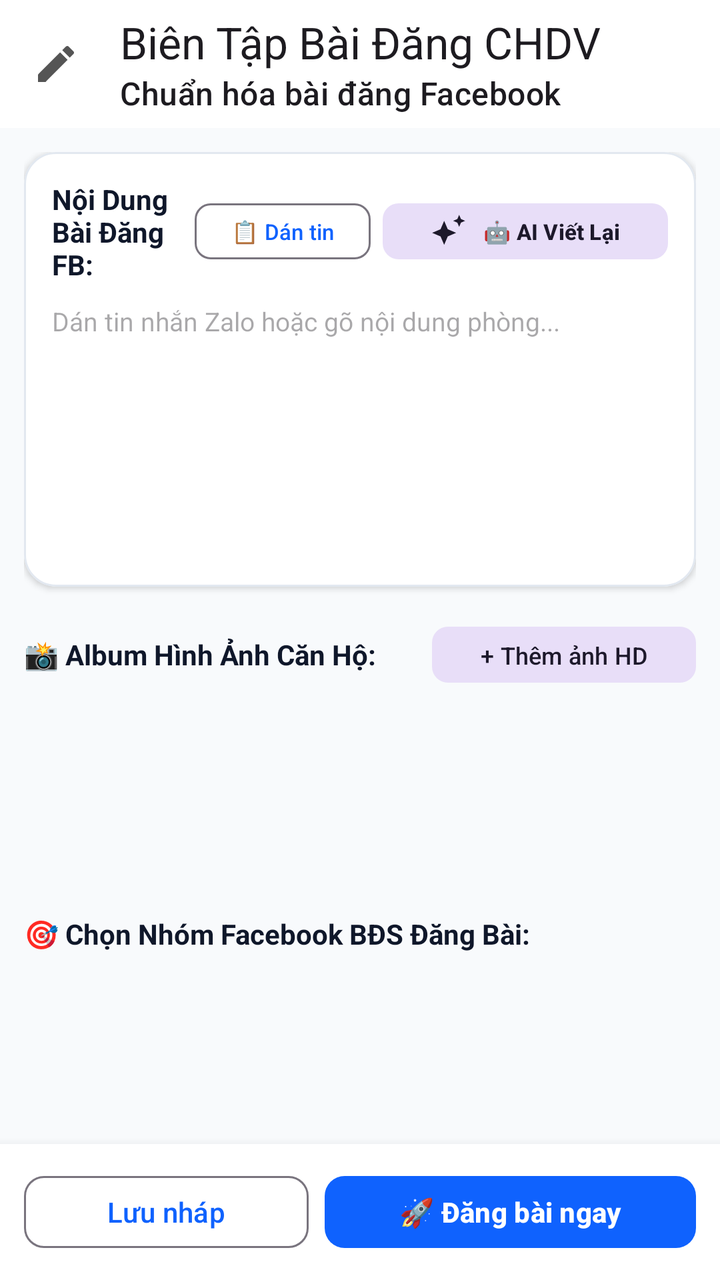
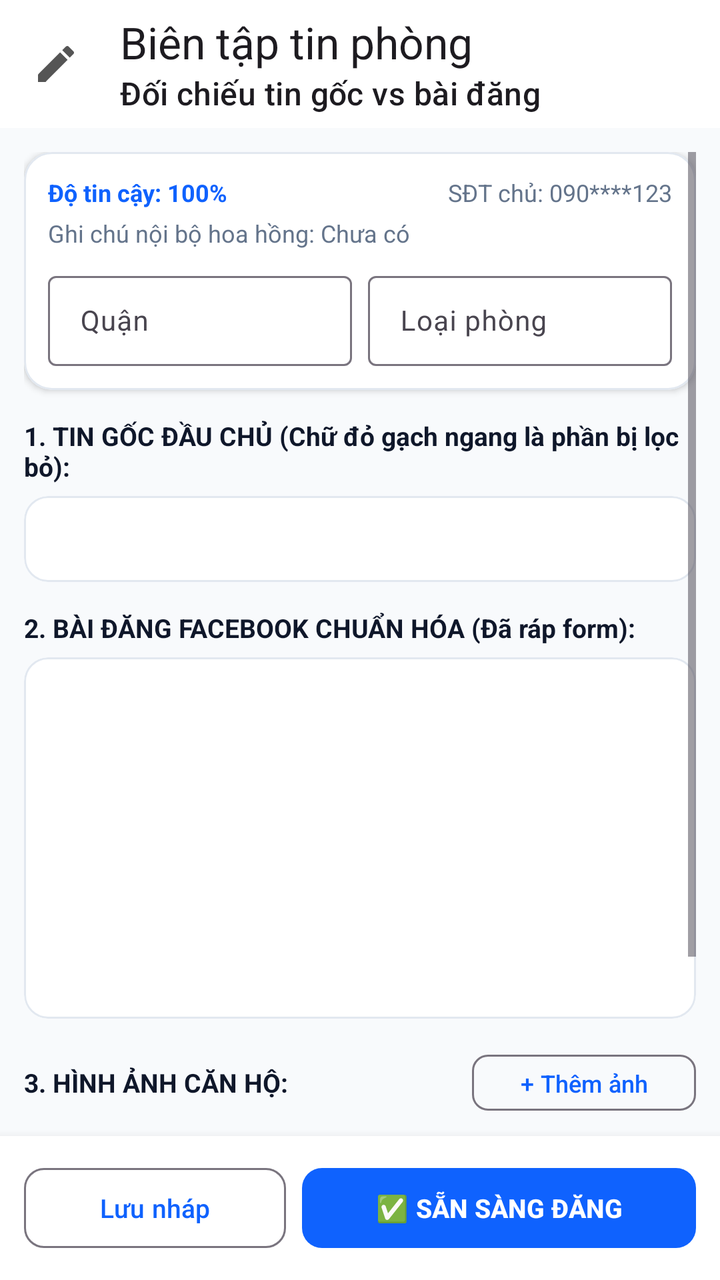

Two renders of the same Android screen: before a commit and after it. Below are the layout's source before the change and the commit's diff.
<!-- AndroidManifest.xml: application theme Theme.Z2FBPostManager -->
<!-- res/layout/activity_post_editor.xml -->
<?xml version="1.0" encoding="utf-8"?>
<LinearLayout 
    xmlns:android="http://schemas.android.com/apk/res/android"
    xmlns:app="http://schemas.android.com/apk/res-auto"
    android:layout_width="match_parent"
    android:layout_height="match_parent"
    android:orientation="vertical"
    android:background="@color/background">

    <com.google.android.material.appbar.MaterialToolbar
        android:id="@+id/toolbar_editor"
        android:layout_width="match_parent"
        android:layout_height="?attr/actionBarSize"
        android:background="@color/surface"
        app:title="Biên Tập Bài Đăng CHDV"
        app:subtitle="Chuẩn hóa bài đăng Facebook"
        app:navigationIcon="@drawable/ic_edit" />

    <ScrollView
        android:layout_width="match_parent"
        android:layout_height="0dp"
        android:layout_weight="1"
        android:padding="12dp">

        <LinearLayout
            android:layout_width="match_parent"
            android:layout_height="wrap_content"
            android:orientation="vertical">

            
            <com.google.android.material.card.MaterialCardView
                android:layout_width="match_parent"
                android:layout_height="wrap_content"
                app:cardCornerRadius="16dp"
                app:cardElevation="2dp"
                app:strokeWidth="1dp"
                app:strokeColor="@color/divider"
                app:cardBackgroundColor="@color/surface">

                <LinearLayout
                    android:layout_width="match_parent"
                    android:layout_height="wrap_content"
                    android:orientation="vertical"
                    android:padding="14dp">

                    <LinearLayout
                        android:layout_width="match_parent"
                        android:layout_height="wrap_content"
                        android:orientation="horizontal"
                        android:gravity="center_vertical">

                        <TextView
                            android:layout_width="0dp"
                            android:layout_height="wrap_content"
                            android:layout_weight="1"
                            android:text="Nội Dung Bài Đăng FB:"
                            android:textStyle="bold"
                            android:textSize="14sp"
                            android:textColor="@color/text_primary" />

                        <com.google.android.material.button.MaterialButton
                            android:id="@+id/btn_paste_clipboard"
                            android:layout_width="wrap_content"
                            android:layout_height="36dp"
                            android:text="📋 Dán tin"
                            android:textSize="11sp"
                            android:paddingHorizontal="8dp"
                            style="@style/Widget.Material3.Button.OutlinedButton"
                            app:cornerRadius="8dp" />

                        <com.google.android.material.button.MaterialButton
                            android:id="@+id/btn_apply_rules"
                            android:layout_width="wrap_content"
                            android:layout_height="36dp"
                            android:layout_marginStart="6dp"
                            android:text="🤖 AI Viết Lại"
                            android:textSize="11sp"
                            android:textStyle="bold"
                            app:icon="@drawable/ic_sparkle"
                            app:cornerRadius="8dp"
                            style="@style/Widget.Material3.Button.TonalButton" />
                    </LinearLayout>

                    <EditText
                        android:id="@+id/et_caption"
                        android:layout_width="match_parent"
                        android:layout_height="wrap_content"
                        android:layout_marginTop="10dp"
                        android:minLines="7"
                        android:gravity="top"
                        android:background="@null"
                        android:hint="Dán tin nhắn Zalo hoặc gõ nội dung phòng..."
                        android:textSize="13sp"
                        android:lineSpacingMultiplier="1.2"
                        android:textColor="@color/text_primary" />

                </LinearLayout>
            </com.google.android.material.card.MaterialCardView>

            
            <LinearLayout
                android:layout_width="match_parent"
                android:layout_height="wrap_content"
                android:orientation="horizontal"
                android:gravity="center_vertical"
                android:layout_marginTop="16dp"
                android:layout_marginBottom="6dp">

                <TextView
                    android:layout_width="0dp"
                    android:layout_height="wrap_content"
                    android:layout_weight="1"
                    android:text="📸 Album Hình Ảnh Căn Hộ:"
                    android:textStyle="bold"
                    android:textSize="14sp"
                    android:textColor="@color/text_primary" />

                <com.google.android.material.button.MaterialButton
                    android:id="@+id/btn_pick_images"
                    android:layout_width="wrap_content"
                    android:layout_height="36dp"
                    android:text="+ Thêm ảnh HD"
                    android:textSize="12sp"
                    app:cornerRadius="8dp"
                    style="@style/Widget.Material3.Button.TonalButton" />
            </LinearLayout>

            <androidx.recyclerview.widget.RecyclerView
                android:id="@+id/rv_editor_images"
                android:layout_width="match_parent"
                android:layout_height="90dp"
                android:orientation="horizontal" />

            
            <TextView
                android:layout_width="wrap_content"
                android:layout_height="wrap_content"
                android:layout_marginTop="16dp"
                android:layout_marginBottom="6dp"
                android:text="🎯 Chọn Nhóm Facebook BĐS Đăng Bài:"
                android:textStyle="bold"
                android:textSize="14sp"
                android:textColor="@color/text_primary" />

            <androidx.recyclerview.widget.RecyclerView
                android:id="@+id/rv_editor_groups"
                android:layout_width="match_parent"
                android:layout_height="wrap_content"
                android:nestedScrollingEnabled="false" />

        </LinearLayout>
    </ScrollView>

    
    <LinearLayout
        android:layout_width="match_parent"
        android:layout_height="wrap_content"
        android:orientation="horizontal"
        android:padding="12dp"
        android:background="@color/surface"
        android:elevation="8dp">

        <com.google.android.material.button.MaterialButton
            android:id="@+id/btn_editor_save_draft"
            android:layout_width="0dp"
            android:layout_height="44dp"
            android:layout_weight="1"
            android:text="Lưu nháp"
            style="@style/Widget.Material3.Button.OutlinedButton"
            app:cornerRadius="10dp" />

        <com.google.android.material.button.MaterialButton
            android:id="@+id/btn_editor_post_now"
            android:layout_width="0dp"
            android:layout_height="44dp"
            android:layout_weight="1.3"
            android:layout_marginStart="8dp"
            android:text="🚀 Đăng bài ngay"
            android:textStyle="bold"
            app:backgroundTint="@color/primary"
            app:cornerRadius="10dp" />
    </LinearLayout>

</LinearLayout>
<!-- resources referenced by this layout -->
<resources>
  <color name="background">#F8FAFC</color>
  <color name="divider">#E2E8F0</color>
  <color name="primary">#0F62FE</color>
  <color name="surface">#FFFFFF</color>
  <color name="text_primary">#0F172A</color>
  <!-- drawable ic_edit (drawable) -->
  <vector xmlns:android="http://schemas.android.com/apk/res/android"
      android:width="24dp"
      android:height="24dp"
      android:viewportWidth="24"
      android:viewportHeight="24">
    <path
        android:fillColor="#555555"
        android:pathData="M3,17.25V21h3.75L17.81,9.94l-3.75,-3.75L3,17.25zM20.71,7.04c0.39,-0.39 0.39,-1.02 0,-1.41l-2.34,-2.34c-0.39,-0.39 -1.02,-0.39 -1.41,0l-1.83,1.83 3.75,3.75 1.83,-1.83z"/>
  </vector>
  <!-- drawable ic_sparkle (drawable) -->
  <vector xmlns:android="http://schemas.android.com/apk/res/android"
      android:width="24dp"
      android:height="24dp"
      android:viewportWidth="24"
      android:viewportHeight="24">
    <path
        android:fillColor="@color/price_tag"
        android:pathData="M9,21l-2.4,-5.6L1,13l5.6,-2.4L9,5l2.4,5.6L17,13l-5.6,2.4L9,21zM19,9l-1.2,-2.8L15,5l2.8,-1.2L19,1l1.2,2.8L23,5l-2.8,1.2L19,9z"/>
  </vector>
  <style name="Theme.Z2FBPostManager" parent="Theme.Material3.DayNight.NoActionBar">
          
          <item name="colorPrimary">@color/primary</item>
          <item name="colorOnPrimary">@color/on_primary</item>
          <item name="colorSecondary">@color/secondary</item>
          <item name="android:statusBarColor">@color/surface</item>
          <item name="android:windowLightStatusBar">true</item>
          <item name="android:navigationBarColor">@color/surface</item>
      </style>
  <color name="price_tag">#D97706</color>
  <color name="on_primary">#FFFFFF</color>
  <color name="secondary">#0D9488</color>
</resources>

<!-- the commit's change to res/layout/activity_post_editor.xml (unified diff, before → after) -->
@@ -1,20 +1,42 @@
 <?xml version="1.0" encoding="utf-8"?>
-<LinearLayout 
-    xmlns:android="http://schemas.android.com/apk/res/android"
+<LinearLayout xmlns:android="http://schemas.android.com/apk/res/android"
     xmlns:app="http://schemas.android.com/apk/res-auto"
     android:layout_width="match_parent"
     android:layout_height="match_parent"
     android:orientation="vertical"
     android:background="@color/background">
 
+    
     <com.google.android.material.appbar.MaterialToolbar
         android:id="@+id/toolbar_editor"
         android:layout_width="match_parent"
         android:layout_height="?attr/actionBarSize"
         android:background="@color/surface"
-        app:title="Biên Tập Bài Đăng CHDV"
-        app:subtitle="Chuẩn hóa bài đăng Facebook"
+        app:title="Biên tập tin phòng"
+        app:subtitle="Đối chiếu tin gốc vs bài đăng"
         app:navigationIcon="@drawable/ic_edit" />
+
+    
+    <LinearLayout
+        android:id="@+id/banner_safety_violation"
+        android:layout_width="match_parent"
+        android:layout_height="wrap_content"
+        android:orientation="horizontal"
+        android:background="@color/error"
+        android:padding="10dp"
+        android:gravity="center_vertical"
+        android:visibility="gone">
+
+        <TextView
+            android:id="@+id/tv_safety_violation_msg"
+            android:layout_width="0dp"
+            android:layout_height="wrap_content"
+            android:layout_weight="1"
+            android:textColor="@color/white"
+            android:textSize="13sp"
+            android:textStyle="bold"
+            android:text="CẢNH BÁO: Phát hiện thông tin hoa hồng hoặc SĐT còn sót lại!" />
+    </LinearLayout>
 
     <ScrollView
         android:layout_width="match_parent"
@@ -31,17 +53,17 @@
             <com.google.android.material.card.MaterialCardView
                 android:layout_width="match_parent"
                 android:layout_height="wrap_content"
-                app:cardCornerRadius="16dp"
+                app:cardCornerRadius="14dp"
                 app:cardElevation="2dp"
+                app:cardBackgroundColor="@color/surface"
                 app:strokeWidth="1dp"
-                app:strokeColor="@color/divider"
-                app:cardBackgroundColor="@color/surface">
+                app:strokeColor="@color/divider">
 
                 <LinearLayout
                     android:layout_width="match_parent"
                     android:layout_height="wrap_content"
                     android:orientation="vertical"
-                    android:padding="14dp">
+                    android:padding="12dp">
 
                     <LinearLayout
                         android:layout_width="match_parent"
@@ -50,103 +72,169 @@
                         android:gravity="center_vertical">
 
                         <TextView
+                            android:id="@+id/tv_editor_confidence"
+                            android:layout_width="wrap_content"
+                            android:layout_height="wrap_content"
+                            android:text="Độ tin cậy: 100%"
+                            android:textSize="12sp"
+                            android:textStyle="bold"
+                            android:textColor="@color/primary" />
+
+                        <View
                             android:layout_width="0dp"
-                            android:layout_height="wrap_content"
-                            android:layout_weight="1"
-                            android:text="Nội Dung Bài Đăng FB:"
-                            android:textStyle="bold"
-                            android:textSize="14sp"
-                            android:textColor="@color/text_primary" />
-
-                        <com.google.android.material.button.MaterialButton
-                            android:id="@+id/btn_paste_clipboard"
+                            android:layout_height="1dp"
+                            android:layout_weight="1" />
+
+                        <TextView
+                            android:id="@+id/tv_editor_owner_phone"
                             android:layout_width="wrap_content"
-                            android:layout_height="36dp"
-                            android:text="📋 Dán tin"
-                            android:textSize="11sp"
-                            android:paddingHorizontal="8dp"
-                            style="@style/Widget.Material3.Button.OutlinedButton"
-                            app:cornerRadius="8dp" />
-
-                        <com.google.android.material.button.MaterialButton
-                            android:id="@+id/btn_apply_rules"
-                            android:layout_width="wrap_content"
-                            android:layout_height="36dp"
-                            android:layout_marginStart="6dp"
-                            android:text="🤖 AI Viết Lại"
-                            android:textSize="11sp"
-                            android:textStyle="bold"
-                            app:icon="@drawable/ic_sparkle"
-                            app:cornerRadius="8dp"
-                            style="@style/Widget.Material3.Button.TonalButton" />
+                            android:layout_height="wrap_content"
+                            android:text="SĐT chủ: 090****123"
+                            android:textSize="12sp"
+                            android:textColor="@color/text_secondary" />
                     </LinearLayout>
 
-                    <EditText
-                        android:id="@+id/et_caption"
+                    <TextView
+                        android:id="@+id/tv_editor_commission_note"
                         android:layout_width="match_parent"
                         android:layout_height="wrap_content"
-                        android:layout_marginTop="10dp"
-                        android:minLines="7"
-                        android:gravity="top"
-                        android:background="@null"
-                        android:hint="Dán tin nhắn Zalo hoặc gõ nội dung phòng..."
-                        android:textSize="13sp"
-                        android:lineSpacingMultiplier="1.2"
-                        android:textColor="@color/text_primary" />
+                        android:layout_marginTop="4dp"
+                        android:text="Ghi chú nội bộ hoa hồng: Chưa có"
+                        android:textSize="12sp"
+                        android:textColor="@color/text_secondary" />
+
+                    
+                    <LinearLayout
+                        android:layout_width="match_parent"
+                        android:layout_height="wrap_content"
+                        android:layout_marginTop="8dp"
+                        android:orientation="horizontal">
+
+                        <com.google.android.material.textfield.TextInputLayout
+                            android:layout_width="0dp"
+                            android:layout_height="wrap_content"
+                            android:layout_weight="1"
+                            android:hint="Quận"
+                            style="@style/Widget.Material3.TextInputLayout.OutlinedBox.Dense">
+                            <com.google.android.material.textfield.TextInputEditText
+                                android:id="@+id/et_district"
+                                android:layout_width="match_parent"
+                                android:layout_height="wrap_content"
+                                android:textSize="14sp" />
+                        </com.google.android.material.textfield.TextInputLayout>
+
+                        <com.google.android.material.textfield.TextInputLayout
+                            android:layout_width="0dp"
+                            android:layout_height="wrap_content"
+                            android:layout_weight="1"
+                            android:layout_marginStart="8dp"
+                            android:hint="Loại phòng"
+                            style="@style/Widget.Material3.TextInputLayout.OutlinedBox.Dense">
+                            <com.google.android.material.textfield.TextInputEditText
+                                android:id="@+id/et_room_type"
+                                android:layout_width="match_parent"
+                                android:layout_height="wrap_content"
+                                android:textSize="14sp" />
+                        </com.google.android.material.textfield.TextInputLayout>
+                    </LinearLayout>
 
                 </LinearLayout>
             </com.google.android.material.card.MaterialCardView>
 
             
+            <TextView
+                android:layout_width="wrap_content"
+                android:layout_height="wrap_content"
+                android:layout_marginTop="14dp"
+                android:text="1. TIN GỐC ĐẦU CHỦ (Chữ đỏ gạch ngang là phần bị lọc bỏ):"
+                android:textSize="13sp"
+                android:textStyle="bold"
+                android:textColor="@color/text_primary" />
+
+            <com.google.android.material.card.MaterialCardView
+                android:layout_width="match_parent"
+                android:layout_height="wrap_content"
+                android:layout_marginTop="6dp"
+                app:cardCornerRadius="12dp"
+                app:cardBackgroundColor="@color/surface"
+                app:strokeWidth="1dp"
+                app:strokeColor="@color/divider">
+
+                <TextView
+                    android:id="@+id/tv_raw_highlighted"
+                    android:layout_width="match_parent"
+                    android:layout_height="wrap_content"
+                    android:padding="12dp"
+                    android:textSize="14sp"
+                    android:lineSpacingMultiplier="1.2"
+                    android:textColor="@color/text_primary" />
+            </com.google.android.material.card.MaterialCardView>
+
+            
+            <TextView
+                android:layout_width="wrap_content"
+                android:layout_height="wrap_content"
+                android:layout_marginTop="14dp"
+                android:text="2. BÀI ĐĂNG FACEBOOK CHUẨN HÓA (Đã ráp form):"
+                android:textSize="13sp"
+                android:textStyle="bold"
+                android:textColor="@color/text_primary" />
+
+            <com.google.android.material.card.MaterialCardView
+                android:layout_width="match_parent"
+                android:layout_height="wrap_content"
+                android:layout_marginTop="6dp"
+                app:cardCornerRadius="12dp"
+                app:cardBackgroundColor="@color/surface"
+                app:strokeWidth="1dp"
+                app:strokeColor="@color/divider">
+
+                <EditText
+                    android:id="@+id/et_rendered_text"
+                    android:layout_width="match_parent"
+                    android:layout_height="wrap_content"
+                    android:minLines="8"
+                    android:gravity="top"
+                    android:padding="12dp"
+                    android:background="@null"
+                    android:textSize="14sp"
+                    android:lineSpacingMultiplier="1.2"
+                    android:textColor="@color/text_primary" />
+            </com.google.android.material.card.MaterialCardView>
+
+            
             <LinearLayout
                 android:layout_width="match_parent"
                 android:layout_height="wrap_content"
+                android:layout_marginTop="14dp"
                 android:orientation="horizontal"
-                android:gravity="center_vertical"
-                android:layout_marginTop="16dp"
-                android:layout_marginBottom="6dp">
+                android:gravity="center_vertical">
 
                 <TextView
                     android:layout_width="0dp"
                     android:layout_height="wrap_content"
                     android:layout_weight="1"
-                    android:text="📸 Album Hình Ảnh Căn Hộ:"
+                    android:text="3. HÌNH ẢNH CĂN HỘ:"
+                    android:textSize="13sp"
                     android:textStyle="bold"
-                    android:textSize="14sp"
                     android:textColor="@color/text_primary" />
 
                 <com.google.android.material.button.MaterialButton
-                    android:id="@+id/btn_pick_images"
+                    android:id="@+id/btn_add_photos"
                     android:layout_width="wrap_content"
                     android:layout_height="36dp"
-                    android:text="+ Thêm ảnh HD"
+                    android:text="+ Thêm ảnh"
                     android:textSize="12sp"
-                    app:cornerRadius="8dp"
-                    style="@style/Widget.Material3.Button.TonalButton" />
+                    style="@style/Widget.Material3.Button.OutlinedButton"
+                    app:cornerRadius="8dp" />
             </LinearLayout>
 
             <androidx.recyclerview.widget.RecyclerView
-                android:id="@+id/rv_editor_images"
-                android:layout_width="match_parent"
-                android:layout_height="90dp"
+                android:id="@+id/rv_editor_photos"
+                android:layout_width="match_parent"
+                android:layout_height="100dp"
+                android:layout_marginTop="6dp"
                 android:orientation="horizontal" />
-
-            
-            <TextView
-                android:layout_width="wrap_content"
-                android:layout_height="wrap_content"
-                android:layout_marginTop="16dp"
-                android:layout_marginBottom="6dp"
-                android:text="🎯 Chọn Nhóm Facebook BĐS Đăng Bài:"
-                android:textStyle="bold"
-                android:textSize="14sp"
-                android:textColor="@color/text_primary" />
-
-            <androidx.recyclerview.widget.RecyclerView
-                android:id="@+id/rv_editor_groups"
-                android:layout_width="match_parent"
-                android:layout_height="wrap_content"
-                android:nestedScrollingEnabled="false" />
 
         </LinearLayout>
     </ScrollView>
@@ -155,29 +243,30 @@
     <LinearLayout
         android:layout_width="match_parent"
         android:layout_height="wrap_content"
-        android:orientation="horizontal"
+        android:background="@color/surface"
         android:padding="12dp"
-        android:background="@color/surface"
-        android:elevation="8dp">
+        android:elevation="8dp"
+        android:orientation="horizontal">
 
         <com.google.android.material.button.MaterialButton
-            android:id="@+id/btn_editor_save_draft"
+            android:id="@+id/btn_save_draft"
             android:layout_width="0dp"
-            android:layout_height="44dp"
+            android:layout_height="48dp"
             android:layout_weight="1"
             android:text="Lưu nháp"
+            android:textSize="13sp"
             style="@style/Widget.Material3.Button.OutlinedButton"
             app:cornerRadius="10dp" />
 
         <com.google.android.material.button.MaterialButton
-            android:id="@+id/btn_editor_post_now"
+            android:id="@+id/btn_save_ready"
             android:layout_width="0dp"
-            android:layout_height="44dp"
-            android:layout_weight="1.3"
+            android:layout_height="48dp"
+            android:layout_weight="1.5"
             android:layout_marginStart="8dp"
-            android:text="🚀 Đăng bài ngay"
+            android:text="✅ SẴN SÀNG ĐĂNG"
+            android:textSize="13sp"
             android:textStyle="bold"
-            app:backgroundTint="@color/primary"
             app:cornerRadius="10dp" />
     </LinearLayout>
 
<!-- resource entries referenced after the edit -->
@@ -2,9 +2,12 @@
 <resources>
   <color name="background">#F8FAFC</color>
   <color name="divider">#E2E8F0</color>
+  <color name="error">#EF4444</color>
   <color name="primary">#0F62FE</color>
   <color name="surface">#FFFFFF</color>
   <color name="text_primary">#0F172A</color>
+  <color name="text_secondary">#64748B</color>
+  <color name="white">#FFFFFF</color>
   <!-- drawable ic_edit (drawable) -->
   <vector xmlns:android="http://schemas.android.com/apk/res/android"
       android:width="24dp"
@@ -15,16 +18,6 @@
         android:fillColor="#555555"
         android:pathData="M3,17.25V21h3.75L17.81,9.94l-3.75,-3.75L3,17.25zM20.71,7.04c0.39,-0.39 0.39,-1.02 0,-1.41l-2.34,-2.34c-0.39,-0.39 -1.02,-0.39 -1.41,0l-1.83,1.83 3.75,3.75 1.83,-1.83z"/>
   </vector>
-  <!-- drawable ic_sparkle (drawable) -->
-  <vector xmlns:android="http://schemas.android.com/apk/res/android"
-      android:width="24dp"
-      android:height="24dp"
-      android:viewportWidth="24"
-      android:viewportHeight="24">
-    <path
-        android:fillColor="@color/price_tag"
-        android:pathData="M9,21l-2.4,-5.6L1,13l5.6,-2.4L9,5l2.4,5.6L17,13l-5.6,2.4L9,21zM19,9l-1.2,-2.8L15,5l2.8,-1.2L19,1l1.2,2.8L23,5l-2.8,1.2L19,9z"/>
-  </vector>
   <style name="Theme.Z2FBPostManager" parent="Theme.Material3.DayNight.NoActionBar">
           
           <item name="colorPrimary">@color/primary</item>
@@ -34,7 +27,6 @@
           <item name="android:windowLightStatusBar">true</item>
           <item name="android:navigationBarColor">@color/surface</item>
       </style>
-  <color name="price_tag">#D97706</color>
   <color name="on_primary">#FFFFFF</color>
   <color name="secondary">#0D9488</color>
 </resources>
